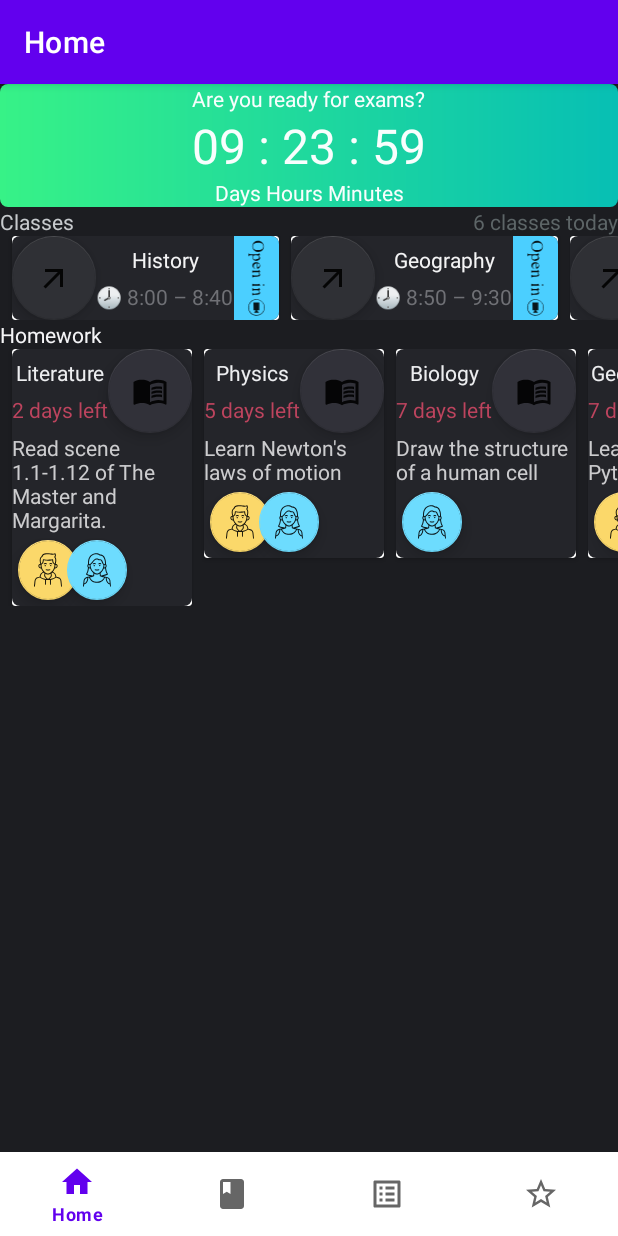
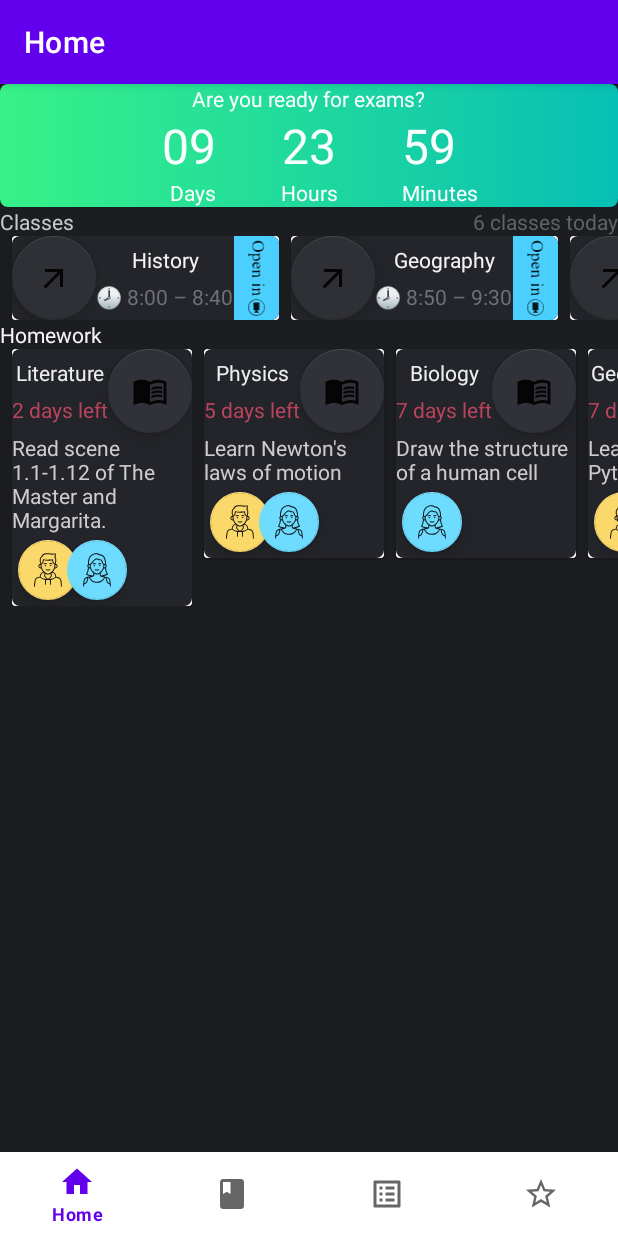
Before and after one commit to serbinav/gb_android_interview_difficult_interface, an Android app: the screen it shows after launch (MainActivity), after a tap on an icon or button, on a phone screen of 412 x 824 dp. Run offline under Robolectric (Android 15) with nearby library versions, the phone set to English and light mode, and no system bars; our stand-ins replace navigation-ui.

Commit message:
переделал CountDownTimer, теперь в отдельных полях отображаются дни, часы и минуты, немного причесал код

```diff
--- a/app/src/main/java/com/example/difficultinterface/ui/home/HomeFragment.kt
+++ b/app/src/main/java/com/example/difficultinterface/ui/home/HomeFragment.kt
@@ -12,10 +12,16 @@ import androidx.recyclerview.widget.LinearLayoutManager
 import com.example.difficultinterface.databinding.FragmentHomeBinding
 import java.text.SimpleDateFormat
 
+private const val MILLISECOND_IN_MINUTE = 60 * 1000L
+private const val MINUTE_IN_DAYS = 9 * 24 * 60L
+
 class HomeFragment : Fragment() {
 
     private var _binding: FragmentHomeBinding? = null
     private val binding get() = _binding!!
+    private val sdfDays = SimpleDateFormat("dd")
+    private val sdfHours = SimpleDateFormat("HH")
+    private val sdfMinutes = SimpleDateFormat("mm")
 
     private val viewModel by lazy {
         ViewModelProvider(this).get(HomeViewModel::class.java)
@@ -60,18 +66,19 @@ class HomeFragment : Fragment() {
         }
 
         with(binding) {
-            object : CountDownTimer(9*24*60*60*1000, 1000) {
-
+            object : CountDownTimer(
+                MINUTE_IN_DAYS * MILLISECOND_IN_MINUTE,
+                MILLISECOND_IN_MINUTE
+            ) {
                 override fun onTick(millisUntilFinished: Long) {
-                    val fmt = SimpleDateFormat("dd : HH : mm")
-                    val formatted: String = fmt.format(millisUntilFinished)
-                    chronometer.text = formatted
+                    countdownTimerDays.text = sdfDays.format(millisUntilFinished)
+                    countdownTimerHours.text = sdfHours.format(millisUntilFinished)
+                    countdownTimerMinutes.text = sdfMinutes.format(millisUntilFinished)
                 }
 
-                override fun onFinish() {
-                    chronometer.text = "Good luck!"
-                }
-            }.start()
+                override fun onFinish() {}
+            }
+                .start()
         }
     }
 
--- a/app/src/main/res/layout/fragment_home.xml
+++ b/app/src/main/res/layout/fragment_home.xml
@@ -8,7 +8,7 @@
     tools:context=".ui.home.HomeFragment">
 
     <androidx.constraintlayout.widget.ConstraintLayout
-        android:id="@+id/chronometer_layout"
+        android:id="@+id/countdown_timer_layout"
         android:layout_width="match_parent"
         android:layout_height="wrap_content"
         android:background="@drawable/green_rounded_corners_border"
@@ -17,7 +17,7 @@
         app:layout_constraintTop_toTopOf="parent">
 
         <androidx.appcompat.widget.AppCompatTextView
-            android:id="@+id/header_chronometer"
+            android:id="@+id/countdown_timer_header"
             android:layout_width="wrap_content"
             android:layout_height="wrap_content"
             android:text="@string/header_chronometer"
@@ -27,24 +27,74 @@
             app:layout_constraintTop_toTopOf="parent" />
 
         <androidx.appcompat.widget.AppCompatTextView
-            android:id="@+id/chronometer"
+            android:id="@+id/countdown_timer_days"
             android:layout_width="wrap_content"
             android:layout_height="wrap_content"
             android:textColor="#F8FEFD"
-            android:textSize="32dp"
-            app:layout_constraintEnd_toEndOf="parent"
-            app:layout_constraintStart_toStartOf="parent"
-            app:layout_constraintTop_toBottomOf="@+id/header_chronometer" />
+            android:textSize="32sp"
+            app:layout_constraintEnd_toEndOf="@+id/guideline_days"
+            app:layout_constraintTop_toBottomOf="@+id/countdown_timer_header" />
 
         <androidx.appcompat.widget.AppCompatTextView
-            android:id="@+id/body_chronometer"
+            android:id="@+id/countdown_timer_days_title"
             android:layout_width="wrap_content"
             android:layout_height="wrap_content"
-            android:text="@string/body_chronometer"
+            android:text="@string/countdown_timer_days"
             android:textColor="#F8FEFD"
-            app:layout_constraintEnd_toEndOf="parent"
-            app:layout_constraintStart_toStartOf="parent"
-            app:layout_constraintTop_toBottomOf="@+id/chronometer" />
+            app:layout_constraintEnd_toEndOf="@+id/guideline_days"
+            app:layout_constraintTop_toBottomOf="@+id/countdown_timer_days" />
+
+        <androidx.constraintlayout.widget.Guideline
+            android:id="@+id/guideline_days"
+            android:layout_width="1dp"
+            android:layout_height="wrap_content"
+            android:orientation="vertical"
+            app:layout_constraintGuide_percent="0.35" />
+
+        <androidx.appcompat.widget.AppCompatTextView
+            android:id="@+id/countdown_timer_hours"
+            android:layout_width="wrap_content"
+            android:layout_height="wrap_content"
+            android:textColor="#F8FEFD"
+            android:textSize="32sp"
+            app:layout_constraintEnd_toEndOf="@+id/guideline_hours"
+            app:layout_constraintStart_toStartOf="@+id/guideline_days"
+            app:layout_constraintTop_toBottomOf="@+id/countdown_timer_header" />
+
+        <androidx.appcompat.widget.AppCompatTextView
+            android:id="@+id/countdown_timer_hours_title"
+            android:layout_width="wrap_content"
+            android:layout_height="wrap_content"
+            android:text="@string/countdown_timer_hours"
+            android:textColor="#F8FEFD"
+            app:layout_constraintEnd_toEndOf="@+id/guideline_hours"
+            app:layout_constraintStart_toStartOf="@+id/guideline_days"
+            app:layout_constraintTop_toBottomOf="@+id/countdown_timer_hours" />
+
+        <androidx.constraintlayout.widget.Guideline
+            android:id="@+id/guideline_hours"
+            android:layout_width="1dp"
+            android:layout_height="wrap_content"
+            android:orientation="vertical"
+            app:layout_constraintGuide_percent="0.65" />
+
+        <androidx.appcompat.widget.AppCompatTextView
+            android:id="@+id/countdown_timer_minutes"
+            android:layout_width="wrap_content"
+            android:layout_height="wrap_content"
+            android:textColor="#F8FEFD"
+            android:textSize="32sp"
+            app:layout_constraintStart_toStartOf="@+id/guideline_hours"
+            app:layout_constraintTop_toBottomOf="@+id/countdown_timer_header" />
+
+        <androidx.appcompat.widget.AppCompatTextView
+            android:id="@+id/countdown_timer_minutes_title"
+            android:layout_width="wrap_content"
+            android:layout_height="wrap_content"
+            android:text="@string/countdown_timer_minutes"
+            android:textColor="#F8FEFD"
+            app:layout_constraintStart_toStartOf="@+id/guideline_hours"
+            app:layout_constraintTop_toBottomOf="@+id/countdown_timer_minutes" />
     </androidx.constraintlayout.widget.ConstraintLayout>
 
     <androidx.appcompat.widget.AppCompatTextView
@@ -56,7 +106,7 @@
         app:layout_constraintEnd_toStartOf="@+id/count_classes"
         app:layout_constraintHorizontal_chainStyle="spread_inside"
         app:layout_constraintStart_toStartOf="parent"
-        app:layout_constraintTop_toBottomOf="@+id/chronometer_layout" />
+        app:layout_constraintTop_toBottomOf="@+id/countdown_timer_layout" />
 
     <androidx.appcompat.widget.AppCompatTextView
         android:id="@+id/count_classes"
@@ -66,7 +116,7 @@
         android:textColor="#5D6567"
         app:layout_constraintEnd_toEndOf="parent"
         app:layout_constraintStart_toEndOf="@+id/header_classes"
-        app:layout_constraintTop_toBottomOf="@+id/chronometer_layout" />
+        app:layout_constraintTop_toBottomOf="@+id/countdown_timer_layout" />
 
     <androidx.recyclerview.widget.RecyclerView
         android:id="@+id/recycler_classes"
--- a/app/src/main/res/values/strings.xml
+++ b/app/src/main/res/values/strings.xml
@@ -9,5 +9,7 @@
     <string name="header_classes_p2">6 classes today</string>
     <string name="header_homework">Homework</string>
     <string name="header_chronometer">Are you ready for exams?</string>
-    <string name="body_chronometer">Days Hours Minutes</string>
+    <string name="countdown_timer_days">Days</string>
+    <string name="countdown_timer_hours">Hours</string>
+    <string name="countdown_timer_minutes">Minutes</string>
 </resources>
```
